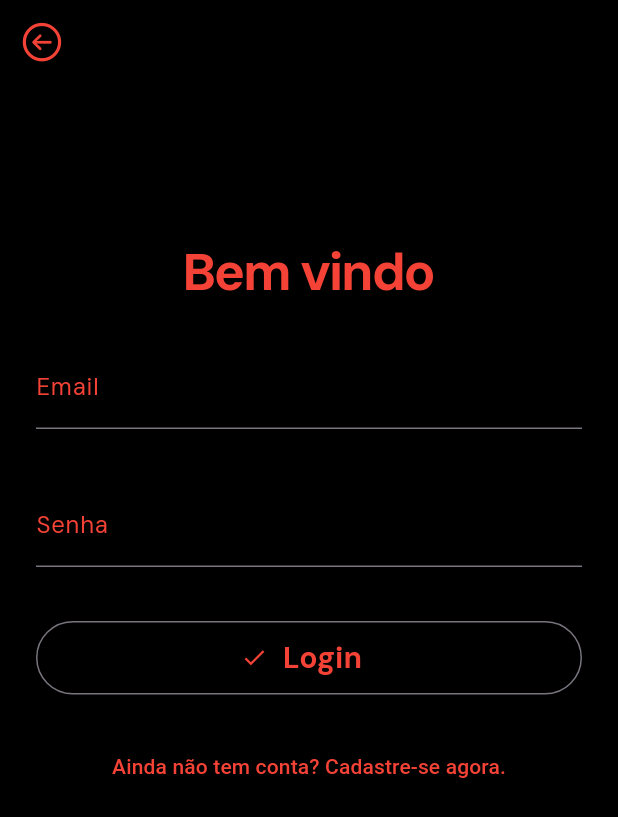
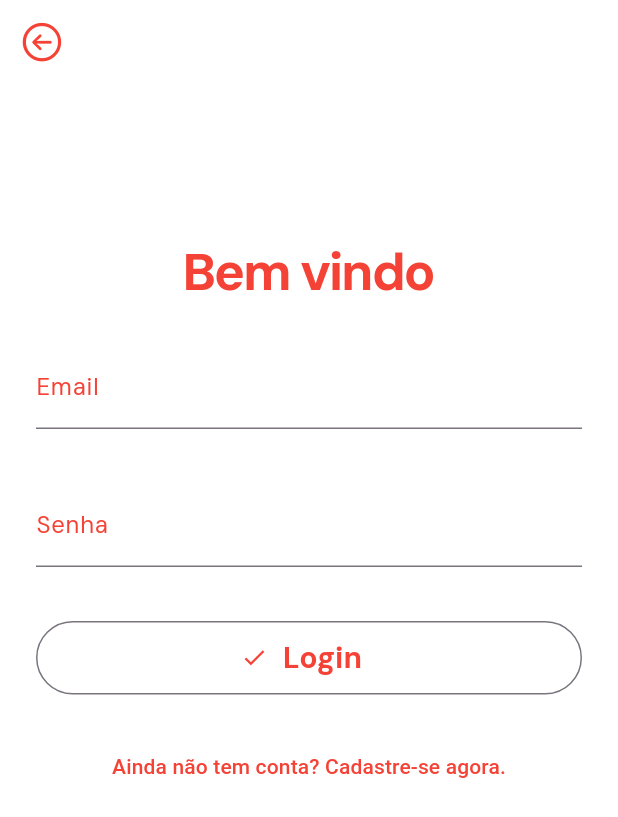
Before and after one commit to jp066/Party_Hub, a Flutter app: the screen it shows after launch, on a phone screen of 412 x 824 dp. Shown: the top 817 px of the screen. Run offline on Flutter 3.47's test engine with Material 3 defaults, Android fonts, the phone set to English and light mode, and no system bars; our stand-ins replace cloud_firestore, firebase_auth, firebase_core, google_generative_ai; accounts and stored records are empty.

Commit message:
mudando cores

```diff
--- a/lib/screens/login_screen.dart
+++ b/lib/screens/login_screen.dart
@@ -75,9 +75,9 @@ class _LoginScreenState extends State<LoginScreen> {
   @override
   Widget build(BuildContext context) {
     return Scaffold(
-      backgroundColor: Colors.black,
+      backgroundColor: Colors.white,
       appBar: AppBar(
-          backgroundColor: Colors.black,
+          backgroundColor: Colors.white,
           leading: IconButton(
             icon: const Icon(
               CupertinoIcons.arrow_left_circle,
@@ -110,7 +110,7 @@ class _LoginScreenState extends State<LoginScreen> {
                 Padding(
                   padding: const EdgeInsets.all(24),
                   child: TextFormField(
-                    style: const TextStyle(color: Colors.white),
+                    style: const TextStyle(color: Color.fromARGB(255, 100, 1, 1)),
                     controller: emailController,
                     decoration: const InputDecoration(
                       focusedBorder: OutlineInputBorder(
@@ -134,7 +134,7 @@ class _LoginScreenState extends State<LoginScreen> {
                   padding: const EdgeInsets.symmetric(
                       vertical: 12.0, horizontal: 24.0),
                   child: TextFormField(
-                    style: const TextStyle(color: Colors.white),
+                    style: const TextStyle(color: Color.fromARGB(255, 100, 1, 1)),
                     controller: senhaController,
                     obscureText: true,
                     decoration: const InputDecoration(
@@ -181,7 +181,7 @@ class _LoginScreenState extends State<LoginScreen> {
                                   width: 24,
                                   height: 24,
                                   child: CircularProgressIndicator(
-                                    color: Colors.white,
+                                    color: Color.fromARGB(255, 100, 1, 1),
                                   ),
                                 ),
                               )
```
Also changed, not shown: pubspec.lock.
